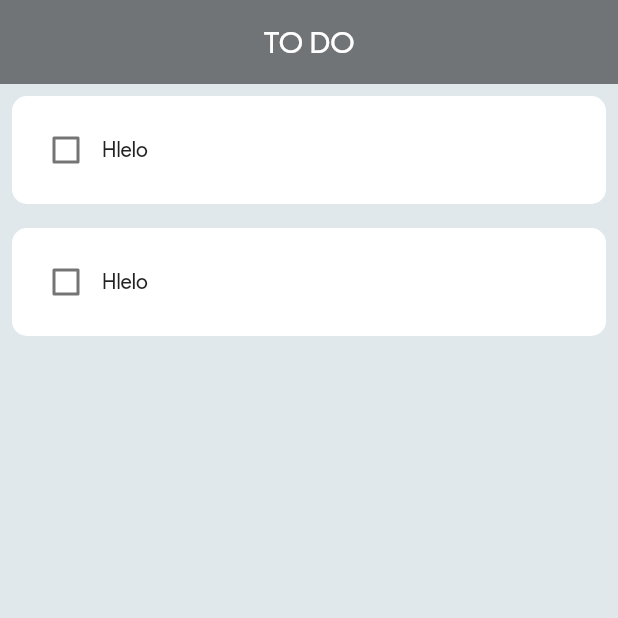
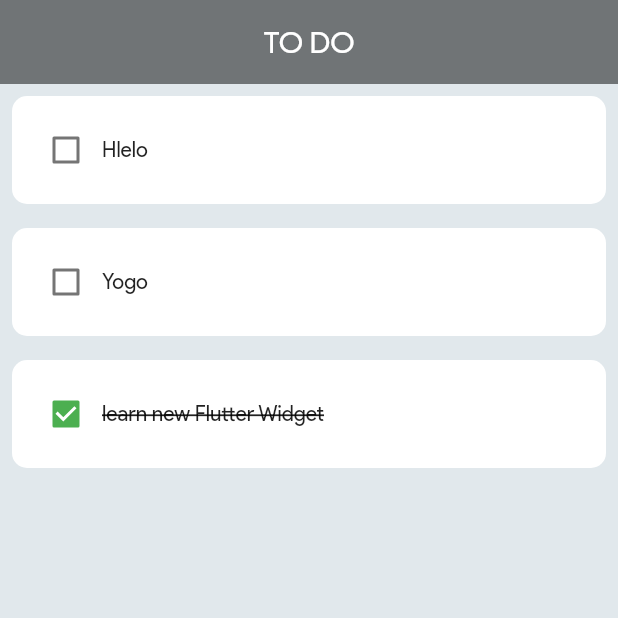
Before and after one commit to surajadkhari/flutter_todoapp-with-hive, a Flutter app: the screen it shows after launch, on a phone screen of 412 x 824 dp, the top half of it. Run offline on Flutter 3.47's test engine with Material 2 defaults, Android fonts, the phone set to English and light mode, and no system bars.

Commit message:
refactor taskcard

```diff
--- a/lib/app/common/todo_card.dart
+++ b/lib/app/common/todo_card.dart
@@ -13,7 +13,6 @@ class TodoCard extends StatelessWidget {
 
   @override
   Widget build(BuildContext context) {
-    // TODO: implement build
     return Container(
       padding: const EdgeInsets.all(12),
       margin: const EdgeInsets.symmetric(horizontal: 8, vertical: 8),
@@ -21,8 +20,18 @@ class TodoCard extends StatelessWidget {
           color: Colors.white, borderRadius: BorderRadius.circular(10)),
       child: Row(
         children: [
-          Checkbox(value: isTaskcompleted, onChanged: onChanged),
-          Text(taskName),
+          Checkbox(
+            value: isTaskcompleted,
+            onChanged: onChanged,
+            activeColor: Colors.green,
+          ),
+          Text(
+            taskName,
+            style: TextStyle(
+                decoration: isTaskcompleted
+                    ? TextDecoration.lineThrough
+                    : TextDecoration.none),
+          )
         ],
       ),
     );
--- a/lib/home.dart
+++ b/lib/home.dart
@@ -1,6 +1,7 @@
 import 'package:flutter/material.dart';
-import 'package:todo_app_with_hive/app/common/todo_card.dart';
 import 'package:todo_app_with_hive/model/task_model.dart';
+
+import 'app/common/todo_card.dart';
 
 class Home extends StatefulWidget {
   const Home({super.key});
@@ -10,15 +11,23 @@ class Home extends StatefulWidget {
 }
 
 class _HomeState extends State<Home> {
-  List<TaskModel> toDoList = [
+  List toDoList = [
     TaskModel(
       taskName: "Hlelo",
     ),
     TaskModel(
-      taskName: "Hlelo",
+      taskName: "Yogo",
     ),
+    TaskModel(taskName: "learn new Flutter Widget", isTaskCompleted: true)
   ];
+
   void checkBoxChanged({required bool value, required int index}) {
+    setState(() {
+      toDoList[index].isTaskCompleted = !toDoList[index].isTaskCompleted;
+    });
+  }
+
+  void changeCheckButton({required int index}) {
     setState(() {
       toDoList[index].isTaskCompleted = !toDoList[index].isTaskCompleted;
     });
@@ -34,11 +43,33 @@ class _HomeState extends State<Home> {
       ),
       body: ListView.builder(
         itemCount: toDoList.length,
-        itemBuilder: (context, index) => TodoCard(
-            isTaskcompleted: toDoList[index].isTaskCompleted,
-            onChanged: (value) => checkBoxChanged(
-                index: index, value: toDoList[index].isTaskCompleted),
-            taskName: toDoList[index].taskName),
+        itemBuilder: (context, index) =>
+            //  Container(
+            //       padding:
+            //           const EdgeInsets.symmetric(horizontal: 12, vertical: 4),
+            //       margin: const EdgeInsets.symmetric(horizontal: 4, vertical: 14),
+            //       decoration: const BoxDecoration(color: Colors.white),
+            //       child: Row(
+            //         mainAxisAlignment: MainAxisAlignment.spaceBetween,
+            //         children: [
+            //           Text(
+            //             toDoList[index].taskName,
+            //             style: TextStyle(
+            //                 decoration: toDoList[index].isTaskCompleted
+            //                     ? TextDecoration.lineThrough
+            //                     : TextDecoration.none),
+            //           ),
+            //           Checkbox(
+            //               value: toDoList[index].isTaskCompleted,
+            //               onChanged: (value) => changeCheckButton(index: index))
+            //         ],
+            //       ),
+            //     )
+            TodoCard(
+                isTaskcompleted: toDoList[index].isTaskCompleted,
+                onChanged: (value) => checkBoxChanged(
+                    index: index, value: toDoList[index].isTaskCompleted),
+                taskName: toDoList[index].taskName),
       ),
     );
   }
--- a/lib/model/task_model.dart
+++ b/lib/model/task_model.dart
@@ -1,3 +1,7 @@
+import 'package:flutter/material.dart';
+import 'package:flutter/src/widgets/container.dart';
+import 'package:flutter/src/widgets/framework.dart';
+
 class TaskModel {
   final String taskName;
   bool isTaskCompleted;
```
